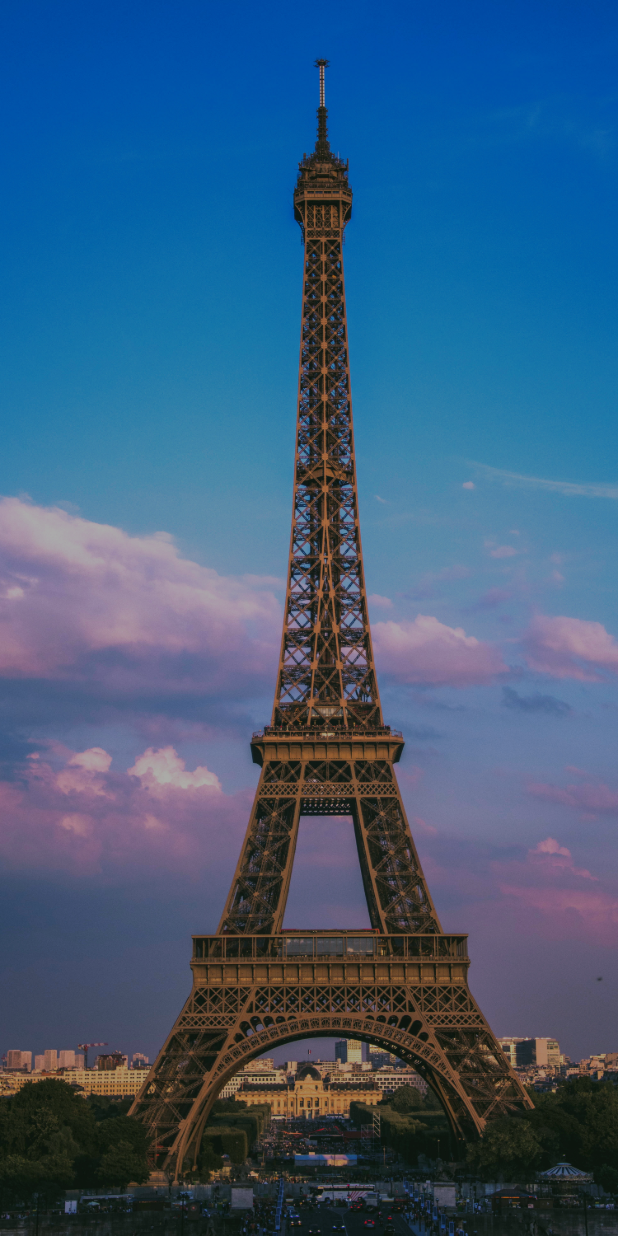
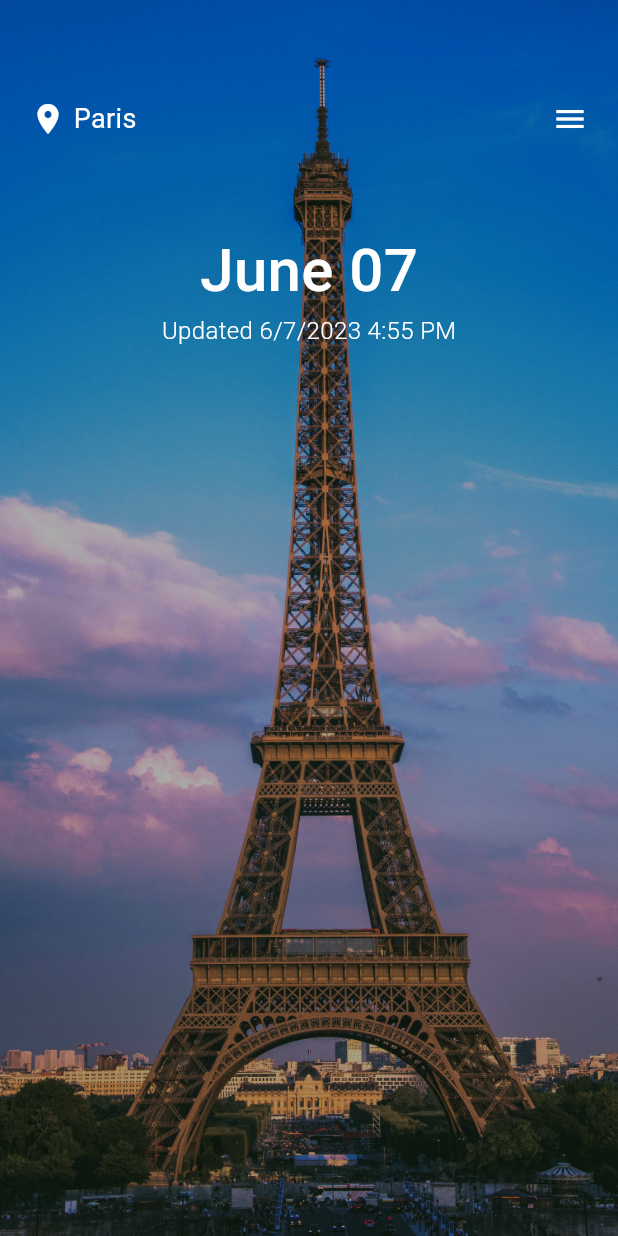
Before and after one commit to IT21175466/Weather-App, a Flutter app: the screen it shows after launch, on a phone screen of 412 x 824 dp. Run offline on Flutter 3.47's test engine with Material 2 defaults, Android fonts, the phone set to English and light mode, and no system bars; our stand-ins replace google_fonts.

Commit message:
Update HomePage.dart

```diff
--- a/lib/pages/HomePage.dart
+++ b/lib/pages/HomePage.dart
@@ -1,4 +1,5 @@
 import 'package:flutter/material.dart';
+import 'package:google_fonts/google_fonts.dart';
 
 class HomePage extends StatefulWidget {
   const HomePage({super.key});
@@ -26,6 +27,66 @@ class _HomePageState extends State<HomePage> {
                 Colors.black.withOpacity(0.33), BlendMode.darken),
           ),
         ),
+        child: Column(
+          crossAxisAlignment: CrossAxisAlignment.center,
+          children: [
+            SizedBox(
+              height: AppBar().preferredSize.height,
+            ),
+
+            //Location and Menu Row
+            Padding(
+              padding: const EdgeInsets.symmetric(horizontal: 20, vertical: 10),
+              child: Row(
+                children: [
+                  const Icon(
+                    Icons.location_on,
+                    color: Colors.white,
+                  ),
+                  const SizedBox(
+                    width: 5,
+                  ),
+                  Text(
+                    'Paris',
+                    style: GoogleFonts.roboto(
+                      fontSize: 18,
+                      color: Colors.white,
+                    ),
+                  ),
+                  const Spacer(),
+                  const Icon(
+                    Icons.menu,
+                    color: Colors.white,
+                  ),
+                ],
+              ),
+            ),
+
+            const SizedBox(
+              height: 50,
+            ),
+
+            //Date
+            Text(
+              'June 07',
+              style: GoogleFonts.roboto(
+                fontSize: 40,
+                fontWeight: FontWeight.w500,
+                color: Colors.white,
+              ),
+            ),
+
+            //Updated Date and Time
+            Text(
+              'Updated 6/7/2023 4:55 PM',
+              style: GoogleFonts.roboto(
+                fontSize: 16,
+                fontWeight: FontWeight.w300,
+                color: Colors.white,
+              ),
+            ),
+          ],
+        ),
       ),
     );
   }
```
